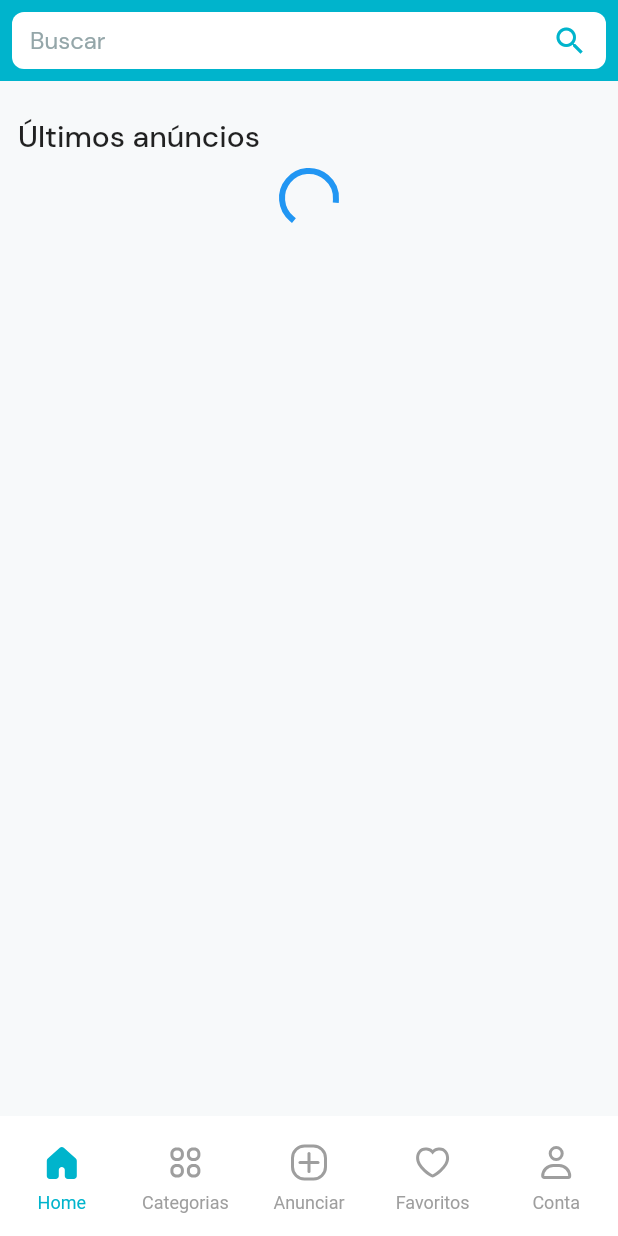
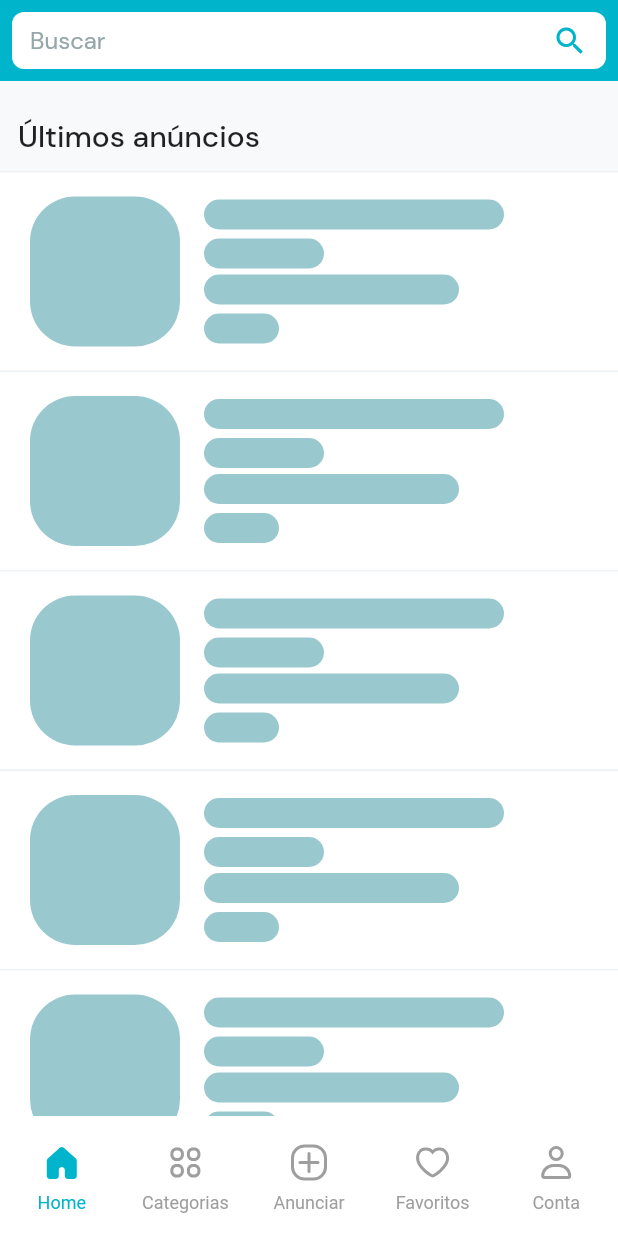
Before and after one commit to bxedy/corelab_app_challenge, a Flutter app: the first screen one second after launch, on a phone screen of 412 x 824 dp. Run offline on Flutter 3.47's test engine with Material 2 defaults, Android fonts, the phone set to English and light mode, and no system bars; drawn by our look-alikes of shimmer; our stand-ins replace dartz, flutter_modular, flutter_svg, shared_preferences.

Commit message:
adição do shimmer para carregamento

```diff
--- /dev/null
+++ b/lib/core/ui/components/shimmer_widget.dart
@@ -0,0 +1,47 @@
+import 'package:flutter/material.dart';
+import 'package:shimmer/shimmer.dart';
+
+class ShimmerWidget extends StatelessWidget {
+  final double width;
+  final double height;
+  final BoxShape shapeBorder;
+  final Color baseColor;
+  final Color highlightColor;
+  final double size;
+  final double borderRadius;
+
+  const ShimmerWidget.rectangular({
+    super.key,
+    required this.height,
+    this.width = double.infinity,
+    this.baseColor = const Color(0xFF99c9ce),
+    this.highlightColor = const Color(0xFFb3d7da),
+    this.borderRadius = 30,
+  })  : shapeBorder = BoxShape.rectangle,
+        size = height;
+
+  const ShimmerWidget.circular({
+    super.key,
+    required this.size,
+    this.baseColor = const Color(0xFFDBDDE1),
+    this.highlightColor = const Color(0xFFF1F2F3),
+  })  : shapeBorder = BoxShape.circle,
+        width = size,
+        height = size,
+        borderRadius = 0;
+
+  @override
+  Widget build(BuildContext context) => Shimmer.fromColors(
+        baseColor: baseColor,
+        highlightColor: highlightColor,
+        child: Container(
+          width: width,
+          height: height,
+          decoration: BoxDecoration(
+            color: baseColor,
+            shape: shapeBorder,
+            borderRadius: BorderRadius.circular(borderRadius),
+          ),
+        ),
+      );
+}
--- /dev/null
+++ b/lib/modules/shared/presentation/components/products_shimmer_skeleton_widget.dart
@@ -0,0 +1,59 @@
+import 'package:corelab_app_challenge/core/ui/components/app_divider.dart';
+import 'package:flutter/material.dart';
+
+import '../../../../core/ui/components/height.dart';
+import '../../../../core/ui/components/shimmer_widget.dart';
+import '../../../../core/ui/components/width.dart';
+import '../../../../core/ui/theme/app_colors.dart';
+
+class ProductsShimmerSkeletonWidget extends StatelessWidget {
+  const ProductsShimmerSkeletonWidget({super.key});
+
+  Widget item() {
+    return Column(
+      children: [
+        const AppDivider(),
+        Container(
+          color: AppColors.white,
+          child: const Padding(
+            padding: EdgeInsets.symmetric(horizontal: 20, vertical: 16),
+            child: Row(
+              children: [
+                ShimmerWidget.rectangular(
+                  width: 100,
+                  height: 100,
+                ),
+                Width(16),
+                SizedBox(
+                  width: 220,
+                  child: Column(
+                    crossAxisAlignment: CrossAxisAlignment.start,
+                    children: [
+                      ShimmerWidget.rectangular(height: 20, width: 200),
+                      Height(6),
+                      ShimmerWidget.rectangular(height: 20, width: 80),
+                      Height(4),
+                      ShimmerWidget.rectangular(height: 20, width: 170),
+                      Height(6),
+                      ShimmerWidget.rectangular(height: 20, width: 50),
+                    ],
+                  ),
+                )
+              ],
+            ),
+          ),
+        ),
+      ],
+    );
+  }
+
+  @override
+  Widget build(BuildContext context) {
+    return ListView.builder(
+      physics: const NeverScrollableScrollPhysics(),
+      shrinkWrap: true,
+      itemBuilder: (context, index) => item(),
+      itemCount: 10,
+    );
+  }
+}
--- a/pubspec.yaml
+++ b/pubspec.yaml
@@ -17,6 +17,8 @@ dependencies:
   dartz: null
   dio: null
   shared_preferences: null
+  shimmer: ^2.0.0
+
 
 dev_dependencies:
   flutter_test:
```
Also changed, not shown: lib/modules/home/presentation/pages/home_page.dart (+9 -7 lines), lib/modules/search/presentation/pages/search_page.dart (+18 -3 lines), lib/modules/shared/presentation/components/item_widget.dart (+9 -3 lines).
